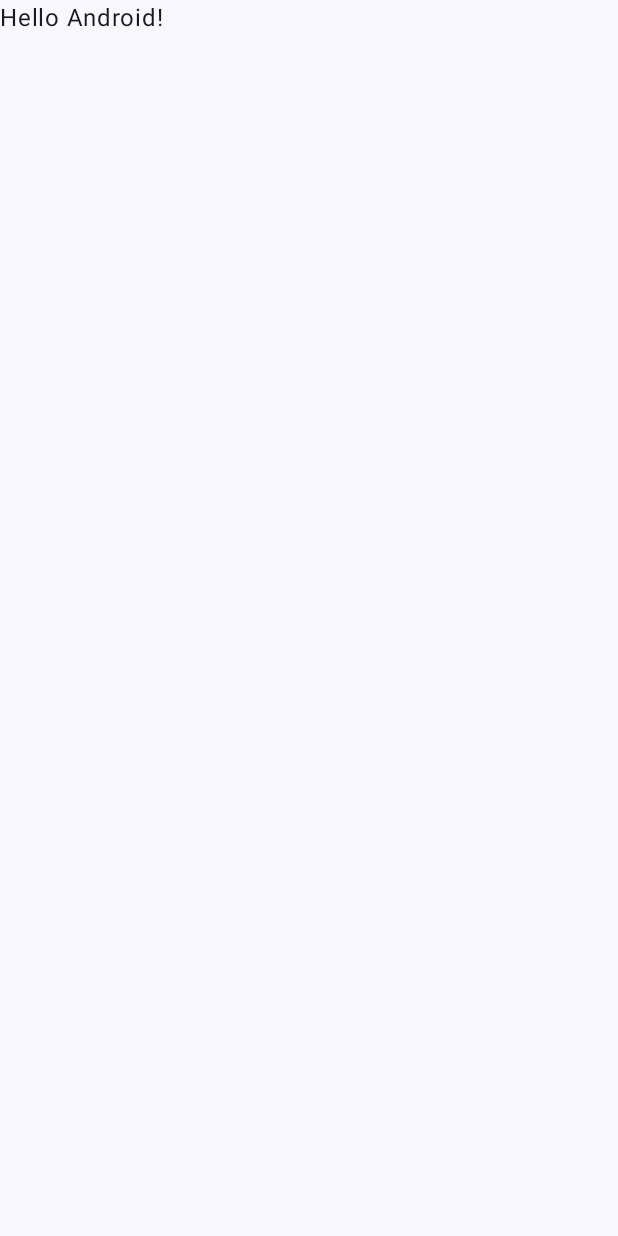
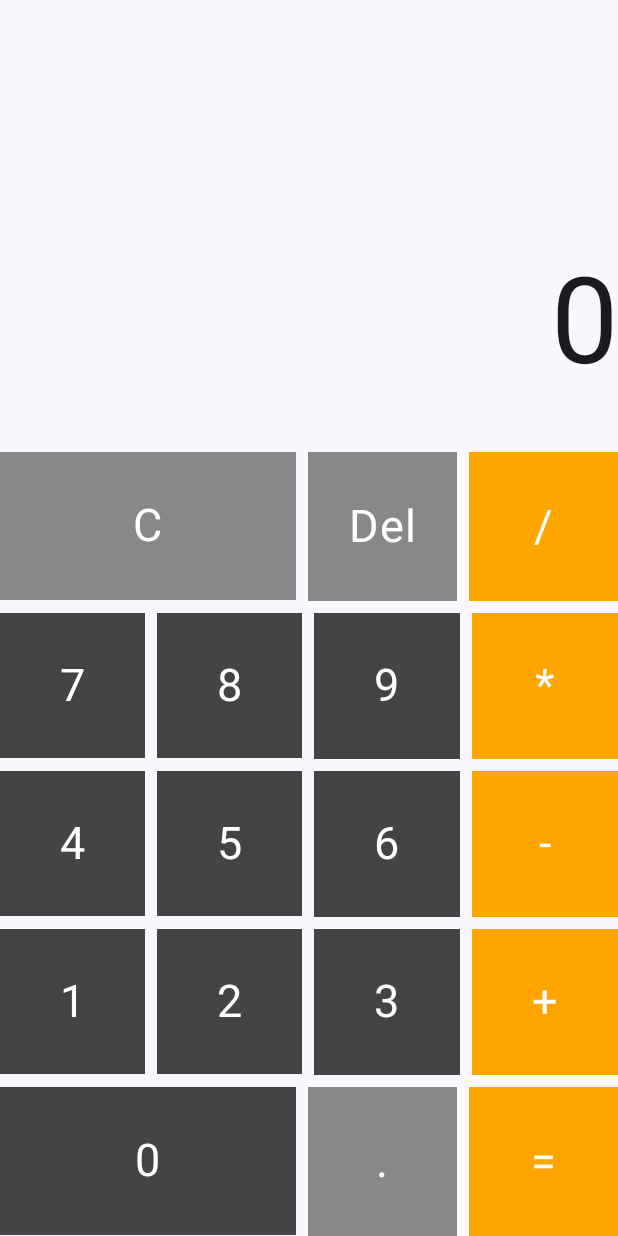
Before and after one commit to Rubix98/calculator-android, an Android app built with Jetpack Compose: the screen it shows after launch (MainActivity), on a phone screen of 412 x 824 dp. Before the commit the screen is almost empty. Run offline under Robolectric (Android 15) with nearby library versions, the phone set to English and light mode, and no system bars.

Commit message:
Create calculator model and view

```diff
--- a/app/build.gradle.kts
+++ b/app/build.gradle.kts
@@ -6,7 +6,7 @@ plugins {
 
 android {
     namespace = "pl.marcinwojdat.calculatorapplication"
-    compileSdk = 34
+    compileSdk = 35
 
     defaultConfig {
         applicationId = "pl.marcinwojdat.calculatorapplication"
--- /dev/null
+++ b/app/src/main/java/pl/marcinwojdat/calculatorapplication/Calculator.kt
@@ -0,0 +1,98 @@
+package pl.marcinwojdat.calculatorapplication
+
+import androidx.compose.foundation.background
+import androidx.compose.foundation.layout.Arrangement
+import androidx.compose.foundation.layout.Box
+import androidx.compose.foundation.layout.Column
+import androidx.compose.foundation.layout.Row
+import androidx.compose.foundation.layout.aspectRatio
+import androidx.compose.foundation.layout.fillMaxWidth
+import androidx.compose.foundation.layout.padding
+import androidx.compose.material3.Text
+import androidx.compose.runtime.Composable
+import androidx.compose.ui.Alignment
+import androidx.compose.ui.Modifier
+import androidx.compose.ui.graphics.Color
+import androidx.compose.ui.text.style.TextAlign
+import androidx.compose.ui.unit.Dp
+import androidx.compose.ui.unit.dp
+import androidx.compose.ui.unit.sp
+import pl.marcinwojdat.calculatorapplication.buttons.CalculatorButton
+import pl.marcinwojdat.calculatorapplication.buttons.NumberButton
+import pl.marcinwojdat.calculatorapplication.buttons.OperationButton
+
+@Composable
+fun Calculator(
+    calculatorViewModel: CalculatorViewModel,
+    modifier: Modifier = Modifier,
+    buttonSpacing: Dp = 8.dp
+) {
+    Box(
+        modifier = modifier
+    ) {
+        Column(
+            modifier = Modifier
+                .fillMaxWidth()
+                .align(Alignment.BottomCenter),
+            verticalArrangement = Arrangement.spacedBy(buttonSpacing)
+        ) {
+            Text(
+                text = calculatorViewModel.state.calculatorState,
+                textAlign = TextAlign.End,
+                fontSize = 80.sp,
+                modifier = Modifier
+                    .fillMaxWidth()
+                    .padding(vertical = 32.dp)
+            )
+
+            Row(
+                horizontalArrangement = Arrangement.spacedBy(buttonSpacing),
+                modifier = Modifier.fillMaxWidth()
+            ) {
+                CalculatorButton(symbol = "C", onClick = {calculatorViewModel.onAction(CalculatorAction.Clear)}, modifier = Modifier.weight(2f).aspectRatio(2f))
+                CalculatorButton(symbol = "Del", onClick = {calculatorViewModel.onAction(CalculatorAction.Delete)}, modifier = Modifier.weight(1f).aspectRatio(1f), )
+                OperationButton(symbol = "/", onClick = calculatorViewModel::onAction, modifier = Modifier.weight(1f).aspectRatio(1f))
+            }
+
+            Row(
+                horizontalArrangement = Arrangement.spacedBy(buttonSpacing),
+                modifier = Modifier.fillMaxWidth()
+            ) {
+                NumberButton(symbol = "7", onClick = calculatorViewModel::onAction, modifier = Modifier.weight(1f).aspectRatio(1f))
+                NumberButton(symbol = "8", onClick = calculatorViewModel::onAction, modifier = Modifier.weight(1f).aspectRatio(1f))
+                NumberButton(symbol = "9", onClick = calculatorViewModel::onAction, modifier = Modifier.weight(1f).aspectRatio(1f))
+                OperationButton(symbol = "*", onClick = calculatorViewModel::onAction, modifier = Modifier.weight(1f).aspectRatio(1f))
+            }
+
+            Row(
+                horizontalArrangement = Arrangement.spacedBy(buttonSpacing),
+                modifier = Modifier.fillMaxWidth()
+            ) {
+                NumberButton(symbol = "4", onClick = calculatorViewModel::onAction, modifier = Modifier.weight(1f).aspectRatio(1f))
+                NumberButton(symbol = "5", onClick = calculatorViewModel::onAction, modifier = Modifier.weight(1f).aspectRatio(1f))
+                NumberButton(symbol = "6", onClick = calculatorViewModel::onAction, modifier = Modifier.weight(1f).aspectRatio(1f))
+                OperationButton(symbol = "-", onClick = calculatorViewModel::onAction, modifier = Modifier.weight(1f).aspectRatio(1f))
+            }
+
+            Row(
+                horizontalArrangement = Arrangement.spacedBy(buttonSpacing),
+                modifier = Modifier.fillMaxWidth()
+            ) {
+                NumberButton(symbol = "1", onClick = calculatorViewModel::onAction, modifier = Modifier.weight(1f).aspectRatio(1f))
+                NumberButton(symbol = "2", onClick = calculatorViewModel::onAction, modifier = Modifier.weight(1f).aspectRatio(1f))
+                NumberButton(symbol = "3", onClick = calculatorViewModel::onAction, modifier = Modifier.weight(1f).aspectRatio(1f))
+                OperationButton(symbol = "+", onClick = calculatorViewModel::onAction, modifier = Modifier.weight(1f).aspectRatio(1f))
+            }
+
+            Row(
+                horizontalArrangement = Arrangement.spacedBy(buttonSpacing),
+                modifier = Modifier.fillMaxWidth()
+            ) {
+                NumberButton(symbol = "0", onClick = calculatorViewModel::onAction, modifier = Modifier.weight(2f).aspectRatio(2f))
+                CalculatorButton(symbol = ".", onClick = {calculatorViewModel.onAction(CalculatorAction.Decimal)}, modifier = Modifier.weight(1f).aspectRatio(1f))
+                CalculatorButton(symbol = "=", onClick = {calculatorViewModel.onAction(CalculatorAction.Calculate)}, modifier = Modifier.weight(1f).aspectRatio(1f).background(color = Color(255, 165, 0)))
+            }
+        }
+    }
+
+}
--- /dev/null
+++ b/app/src/main/java/pl/marcinwojdat/calculatorapplication/CalculatorState.kt
@@ -0,0 +1,5 @@
+package pl.marcinwojdat.calculatorapplication
+
+class CalculatorState {
+    val calculatorState: String = "0"
+}
--- /dev/null
+++ b/app/src/main/java/pl/marcinwojdat/calculatorapplication/CalculatorViewModel.kt
@@ -0,0 +1,22 @@
+package pl.marcinwojdat.calculatorapplication
+
+import androidx.compose.runtime.getValue
+import androidx.compose.runtime.mutableStateOf
+import androidx.compose.runtime.setValue
+import androidx.lifecycle.ViewModel
+
+class CalculatorViewModel: ViewModel() {
+    var state by mutableStateOf(CalculatorState())
+        private set
+
+    fun onAction(action: CalculatorAction) {
+        when(action) {
+            CalculatorAction.Calculate -> TODO()
+            CalculatorAction.Clear -> TODO()
+            CalculatorAction.Decimal -> TODO()
+            CalculatorAction.Delete -> TODO()
+            is CalculatorAction.Number -> TODO()
+            is CalculatorAction.Operation -> TODO()
+        }
+    }
+}
--- a/app/src/main/java/pl/marcinwojdat/calculatorapplication/MainActivity.kt
+++ b/app/src/main/java/pl/marcinwojdat/calculatorapplication/MainActivity.kt
@@ -7,22 +7,25 @@ import androidx.activity.enableEdgeToEdge
 import androidx.compose.foundation.layout.fillMaxSize
 import androidx.compose.foundation.layout.padding
 import androidx.compose.material3.Scaffold
-import androidx.compose.material3.Text
 import androidx.compose.runtime.Composable
 import androidx.compose.ui.Modifier
 import androidx.compose.ui.tooling.preview.Preview
+import androidx.lifecycle.ViewModelProvider
 import pl.marcinwojdat.calculatorapplication.ui.theme.CalculatorApplicationTheme
 
 class MainActivity : ComponentActivity() {
     override fun onCreate(savedInstanceState: Bundle?) {
         super.onCreate(savedInstanceState)
         enableEdgeToEdge()
+
+        val calculatorViewModel = ViewModelProvider(this)[CalculatorViewModel::class]
+
         setContent {
             CalculatorApplicationTheme {
                 Scaffold(modifier = Modifier.fillMaxSize()) { innerPadding ->
-                    Greeting(
-                        name = "Android",
-                        modifier = Modifier.padding(innerPadding)
+                    Calculator(
+                        calculatorViewModel = calculatorViewModel,
+                        modifier = Modifier.padding(innerPadding).fillMaxSize()
                     )
                 }
             }
@@ -30,18 +33,13 @@ class MainActivity : ComponentActivity() {
     }
 }
 
-@Composable
-fun Greeting(name: String, modifier: Modifier = Modifier) {
-    Text(
-        text = "Hello $name!",
-        modifier = modifier
-    )
-}
-
 @Preview(showBackground = true)
 @Composable
-fun GreetingPreview() {
+fun CalculatorPreview() {
     CalculatorApplicationTheme {
-        Greeting("Android")
+        Calculator(
+            calculatorViewModel = CalculatorViewModel(),
+            modifier = Modifier.fillMaxSize()
+        )
     }
 }
--- /dev/null
+++ b/app/src/main/java/pl/marcinwojdat/calculatorapplication/buttons/CalculatorButton.kt
@@ -0,0 +1,32 @@
+package pl.marcinwojdat.calculatorapplication.buttons
+
+import androidx.compose.foundation.background
+import androidx.compose.foundation.clickable
+import androidx.compose.foundation.layout.Box
+import androidx.compose.material3.Text
+import androidx.compose.runtime.Composable
+import androidx.compose.ui.Alignment
+import androidx.compose.ui.Modifier
+import androidx.compose.ui.graphics.Color
+import androidx.compose.ui.unit.sp
+
+@Composable
+fun CalculatorButton(
+    symbol: String,
+    onClick: () -> Unit,
+    modifier: Modifier = Modifier
+) {
+    Box(
+        contentAlignment = Alignment.Center,
+        modifier = Modifier
+            .clickable { onClick() }
+            .background(color = Color.Gray)
+            .then(modifier)
+    ) {
+        Text(
+            text = symbol,
+            fontSize = 30.sp,
+            color = Color.White
+        )
+    }
+}
--- /dev/null
+++ b/app/src/main/java/pl/marcinwojdat/calculatorapplication/buttons/NumberButton.kt
@@ -0,0 +1,21 @@
+package pl.marcinwojdat.calculatorapplication.buttons
+
+import androidx.compose.foundation.background
+import androidx.compose.foundation.layout.aspectRatio
+import androidx.compose.runtime.Composable
+import androidx.compose.ui.Modifier
+import androidx.compose.ui.graphics.Color
+import pl.marcinwojdat.calculatorapplication.CalculatorAction
+
+@Composable
+fun NumberButton(
+    symbol: String,
+    onClick: (CalculatorAction) -> Unit,
+    modifier: Modifier = Modifier
+) {
+    CalculatorButton(
+        symbol = symbol,
+        onClick = {onClick(CalculatorAction.Number(symbol.toInt()))},
+        modifier = Modifier.background(color = Color.DarkGray).then(modifier)
+    )
+}
--- /dev/null
+++ b/app/src/main/java/pl/marcinwojdat/calculatorapplication/buttons/OperationButton.kt
@@ -0,0 +1,36 @@
+package pl.marcinwojdat.calculatorapplication.buttons
+
+import androidx.compose.foundation.background
+import androidx.compose.foundation.layout.aspectRatio
+import androidx.compose.runtime.Composable
+import androidx.compose.ui.Modifier
+import androidx.compose.ui.graphics.Color
+import pl.marcinwojdat.calculatorapplication.CalculatorAction
+import pl.marcinwojdat.calculatorapplication.CalculatorOperation
+import pl.marcinwojdat.calculatorapplication.CalculatorOperation.Add
+import pl.marcinwojdat.calculatorapplication.CalculatorOperation.Divide
+import pl.marcinwojdat.calculatorapplication.CalculatorOperation.Multiply
+import pl.marcinwojdat.calculatorapplication.CalculatorOperation.Substract
+
+@Composable
+fun OperationButton(
+    symbol: String,
+    onClick: (CalculatorAction) -> Unit,
+    modifier: Modifier = Modifier
+) {
+    CalculatorButton(
+        symbol = symbol,
+        onClick = {onClick(CalculatorAction.Operation(getOperationFromSymbol(symbol)))},
+        modifier = modifier.background(color = Color(255, 165, 0))
+    )
+}
+
+ fun getOperationFromSymbol(symbol: String): CalculatorOperation {
+    when(symbol) {
+        "+" -> Add
+        "-" -> Substract
+        "*" -> Multiply
+        "/" -> Divide
+    }
+    throw RuntimeException("Unsupported operation")
+}
```
Also changed, not shown: app/src/main/java/pl/marcinwojdat/calculatorapplication/CalculatorAction.kt (added, +10 -0 lines), app/src/main/java/pl/marcinwojdat/calculatorapplication/CalculatorOperation.kt (added, +8 -0 lines).
